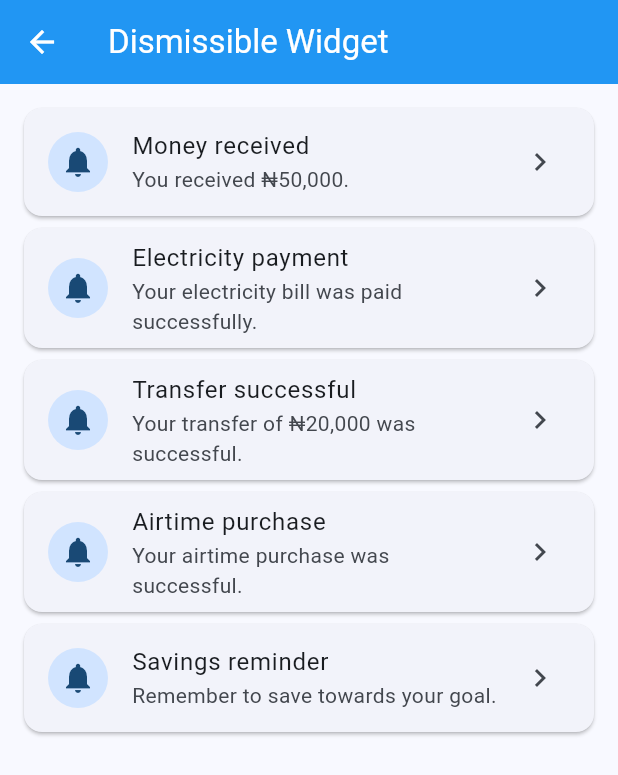
After one commit to Ogheneovo-tatum/Legal_Referrals_Displays, a Flutter app: the screen it shows after launch, after a tap on "Dismissible Widget", on a phone screen of 412 x 824 dp. The commit adds this screen. Shown: the top 775 px of the screen. Run offline on Flutter 3.47's test engine with Material 3 defaults, Android fonts, the phone set to English and light mode, and no system bars.

Commit message:
add a dismissible screen implementation

```diff
--- /dev/null
+++ b/lib/screens/dismissible_screen.dart
@@ -0,0 +1,125 @@
+import 'package:flutter/material.dart';
+
+class DismissibleScreen extends StatefulWidget {
+  const DismissibleScreen({super.key});
+
+  @override
+  State<DismissibleScreen> createState() =>
+      _DismissibleScreenState();
+}
+
+class _DismissibleScreenState extends State<DismissibleScreen> {
+
+  final List<_BankNotification> notifications = [
+    const _BankNotification(
+      id: 'notification-1',
+      title: 'Money received',
+      message: 'You received ₦50,000.',
+    ),
+    const _BankNotification(
+      id: 'notification-2',
+      title: 'Electricity payment',
+      message: 'Your electricity bill was paid successfully.',
+    ),
+    const _BankNotification(
+      id: 'notification-3',
+      title: 'Transfer successful',
+      message: 'Your transfer of ₦20,000 was successful.',
+    ),
+    const _BankNotification(
+      id: 'notification-4',
+      title: 'Airtime purchase',
+      message: 'Your airtime purchase was successful.',
+    ),
+    const _BankNotification(
+      id: 'notification-5',
+      title: 'Savings reminder',
+      message: 'Remember to save towards your goal.',
+    ),
+  ];
+
+  @override
+  Widget build(BuildContext context) {
+    return Scaffold(
+      appBar: AppBar(
+        title: const Text('Dismissible Widget'),
+        backgroundColor: Colors.blue,
+        foregroundColor: Colors.white,
+      ),
+
+      body: notifications.isEmpty
+          ? const Center(
+        child: Text('No notifications remaining.'),
+      )
+          : ListView.separated(
+        padding: const EdgeInsets.all(16),
+        itemCount: notifications.length,
+
+        itemBuilder: (context, index) {
+          final notification = notifications[index];
+
+          return Dismissible(
+            key: ValueKey(notification.id),
+            direction: DismissDirection.endToStart,
+
+            background: Container(
+              color: Colors.transparent,
+            ),
+
+            secondaryBackground: Container(
+              alignment: Alignment.centerRight,
+              padding: const EdgeInsets.only(right: 20),
+              color: Colors.blue,
+              child: const Icon(
+                Icons.archive,
+                color: Colors.white,
+              ),
+            ),
+
+            onDismissed: (direction) {
+              setState(() {
+                notifications.remove(notification);
+              });
+
+              ScaffoldMessenger.of(context).showSnackBar(
+                SnackBar(
+                  content: Text(
+                    '${notification.title} dismissed',
+                  ),
+                ),
+              );
+            },
+
+            child: Card(
+              margin: EdgeInsets.zero,
+              child: ListTile(
+                leading: const CircleAvatar(
+                  child: Icon(Icons.notifications),
+                ),
+                title: Text(notification.title),
+                subtitle: Text(notification.message),
+                trailing: const Icon(Icons.chevron_right),
+              ),
+            ),
+          );
+        },
+
+        separatorBuilder: (context, index) {
+          return const SizedBox(height: 8);
+        },
+      ),
+    );
+  }
+}
+
+class _BankNotification {
+  final String id;
+  final String title;
+  final String message;
+
+  const _BankNotification({
+    required this.id,
+    required this.title,
+    required this.message,
+  });
+}
--- a/lib/screens/home_screen.dart
+++ b/lib/screens/home_screen.dart
@@ -8,6 +8,7 @@ import 'grid_view_screen.dart';
 import 'aspect_ratio_screen.dart';
 import 'layout_builder_screen.dart';
 import 'refresh_indicator_screen.dart';
+import 'dismissible_screen.dart';
 
 class HomeScreen extends StatelessWidget {
   const HomeScreen({super.key});
@@ -115,6 +116,14 @@ class HomeScreen extends StatelessWidget {
             onTap: () => openScreen(context,
                 const RefreshIndicatorScreen()),
           ),
+          ListTile(
+            leading: const Icon(Icons.swipe),
+            title: const Text('Dismissible Widget'),
+            subtitle: const Text('Swipe to dismiss notifications'),
+            trailing: const Icon(Icons.arrow_forward_ios),
+            onTap: () => openScreen(context,
+                const DismissibleScreen()),
+          ),
         ],
       ),
     );
```
